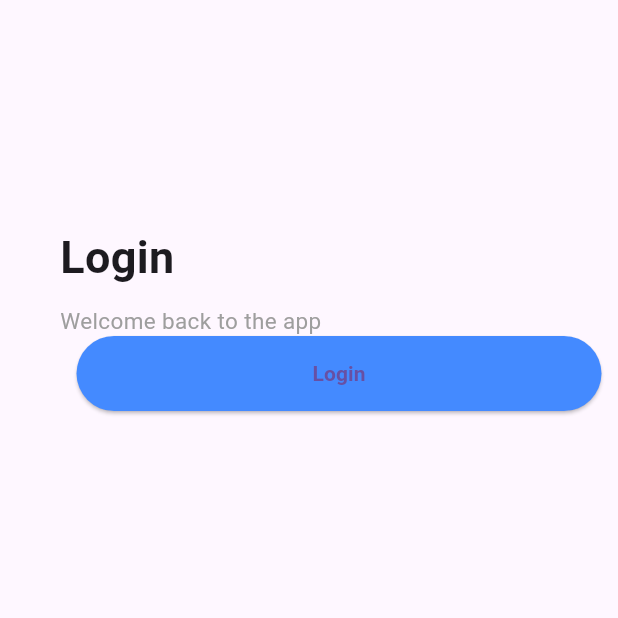
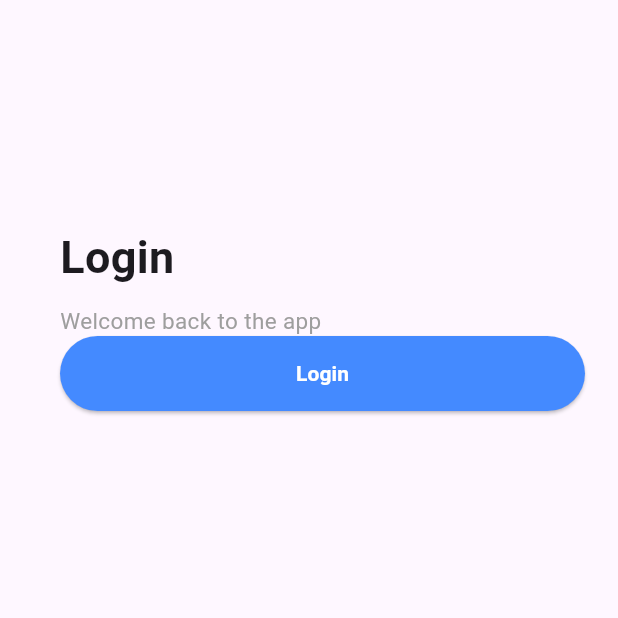
Before and after one commit to nsompi-diella/flutter-ui-practice, a Flutter app: the screen it shows after launch, on a phone screen of 412 x 824 dp, the top half of it. Run offline on Flutter 3.47's test engine with Material 3 defaults, Android fonts, the phone set to English and light mode, and no system bars.

Commit message:
feat(login-widgets&layout): Update submitted_button & maindesign

```diff
--- a/simple-login-ui/login_ui/lib/features/loginpage/layout/maindesign.dart
+++ b/simple-login-ui/login_ui/lib/features/loginpage/layout/maindesign.dart
@@ -20,7 +20,10 @@ class _Home extends State<Maindesign> {
           child: Container(
             margin: EdgeInsets.only(top: 150, left: 40),
             child: Form(
-              child: Column(children: [TitleWidget(), SubmittedButton()]),
+              child: Column(
+                crossAxisAlignment: CrossAxisAlignment.start,
+                children: [TitleWidget(), SubmittedButton()],
+              ),
             ),
           ),
         ),
--- a/simple-login-ui/login_ui/lib/features/loginpage/widgets/submitted_button.dart
+++ b/simple-login-ui/login_ui/lib/features/loginpage/widgets/submitted_button.dart
@@ -14,13 +14,16 @@ class _Home extends State<SubmittedButton> {
   @override
   Widget build(BuildContext context) {
     return SizedBox(
-      width:350,
-      height:50,
-      child:ElevatedButton(
-        style:ElevatedButton.styleFrom(
-          backgroundColor:Colors.blueAccent
+      width: 350,
+      height: 50,
+      child: ElevatedButton(
+        style: ElevatedButton.styleFrom(backgroundColor: Colors.blueAccent),
+        onPressed: () {},
+        child: Text(
+          'Login',
+          style: TextStyle(fontWeight: FontWeight.bold, color: Colors.white),
         ),
-        onPressed: (){}, child:Text('Login',style:TextStyle(fontWeight:FontWeight.bold),)),
+      ),
     );
   }
 }
```
